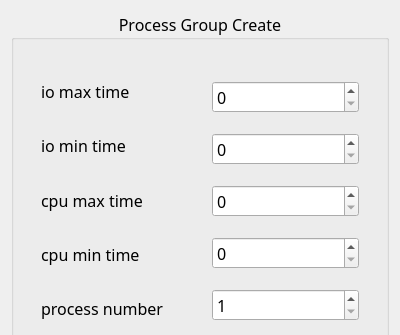
Above: src/GUI/UI/Wig_DataCreate.ui from tobiaszrolla/Process_Sheduler before the change; both pictures show x 0 to 400 and y 0 to 335 of the 400 by 519 pixel window. Below: the same form after it.
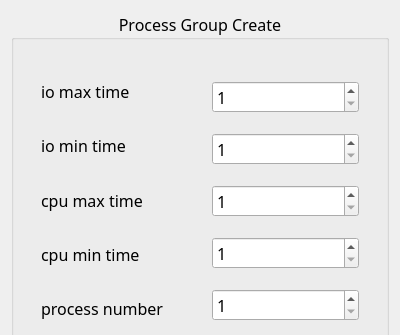
That is the form after the change.

Commit message: feat: clearing create window

```diff
--- a/src/GUI/UI/Wig_DataCreate.ui
+++ b/src/GUI/UI/Wig_DataCreate.ui
@@ -99,16 +99,32 @@
           <widget class="QWidget" name="Wig_values" native="true">
            <layout class="QVBoxLayout" name="verticalLayout_2">
             <item>
-             <widget class="QSpinBox" name="SpinBoxMaxIoTime"/>
+             <widget class="QSpinBox" name="SpinBoxMaxIoTime">
+              <property name="minimum">
+               <number>1</number>
+              </property>
+             </widget>
             </item>
             <item>
-             <widget class="QSpinBox" name="SpinBoxMinIoTime"/>
+             <widget class="QSpinBox" name="SpinBoxMinIoTime">
+              <property name="minimum">
+               <number>1</number>
+              </property>
+             </widget>
             </item>
             <item>
-             <widget class="QSpinBox" name="SpinBoxMaxCpuTime"/>
+             <widget class="QSpinBox" name="SpinBoxMaxCpuTime">
+              <property name="minimum">
+               <number>1</number>
+              </property>
+             </widget>
             </item>
             <item>
-             <widget class="QSpinBox" name="SpinBoxMinCpuTime"/>
+             <widget class="QSpinBox" name="SpinBoxMinCpuTime">
+              <property name="minimum">
+               <number>1</number>
+              </property>
+             </widget>
             </item>
             <item>
              <widget class="QSpinBox" name="SpinBoxProcesNumb">
```
Left out of the diff: 6 changed lines with no effect on the pictures. The commit also changes 5 other files.
